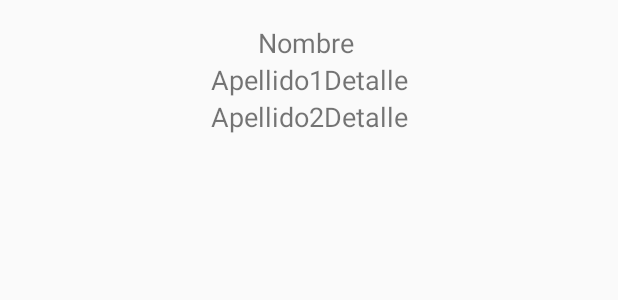
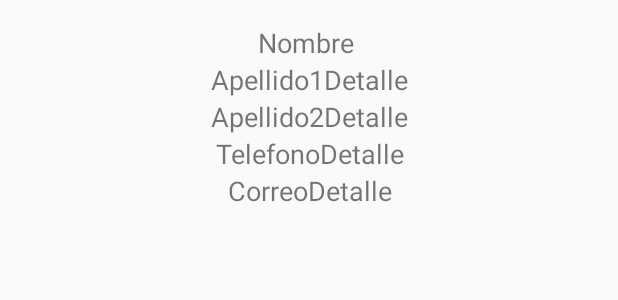
Before and after one commit to proyectotalentumtcp/USTGlobalProject, an Android app: the layout activity_detalle.xml on its own in the app's theme, with its tools: preview values and no code run, on a phone screen of 412 x 824 dp. Shown: the top 300 px of the screen. Run offline under Robolectric (Android 15) with nearby library versions, the phone set to English and light mode, and no system bars.

Commit message:
Añadidos datos de Teléfono y E-mail en los usuarios

```diff
--- a/app/src/main/res/layout/activity_detalle.xml
+++ b/app/src/main/res/layout/activity_detalle.xml
@@ -47,6 +47,28 @@
         />
 
 
+    <TextView
+        android:layout_width="match_parent"
+        android:layout_height="wrap_content"
+        android:textSize="18sp"
+        android:text="TelefonoDetalle"
+        android:id="@+id/telefonoDetalle"
+        android:layout_alignParentTop="true"
+        android:gravity="center"
+        />
+
+
+    <TextView
+        android:layout_width="match_parent"
+        android:layout_height="wrap_content"
+        android:textSize="18sp"
+        android:text="CorreoDetalle"
+        android:id="@+id/correoDetalle"
+        android:layout_alignParentTop="true"
+        android:gravity="center"
+        />
+
+
 
 
 </LinearLayout>
```
